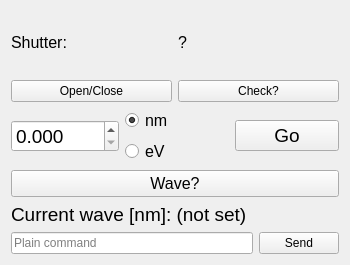
Before: the Qt Designer form GUI/UI/orielWidgetUI.ui in ISeeBugsEverywhere/pyIP, drawn with Qt 5.
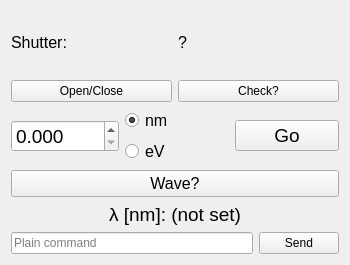
After: the same form once the commit is applied. Icons and pictures are not drawn.

The edit to the form file:
```diff
--- a/GUI/UI/orielWidgetUI.ui
+++ b/GUI/UI/orielWidgetUI.ui
@@ -122,7 +122,10 @@
         </font>
        </property>
        <property name="text">
-        <string>Current wave [nm]: (not set)</string>
+        <string>λ [nm]: (not set)</string>
+       </property>
+       <property name="alignment">
+        <set>Qt::AlignCenter</set>
        </property>
       </widget>
      </item>
```
